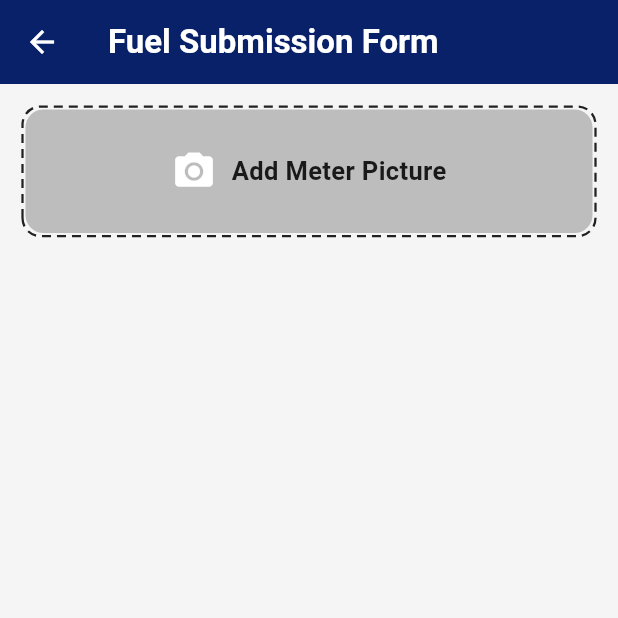
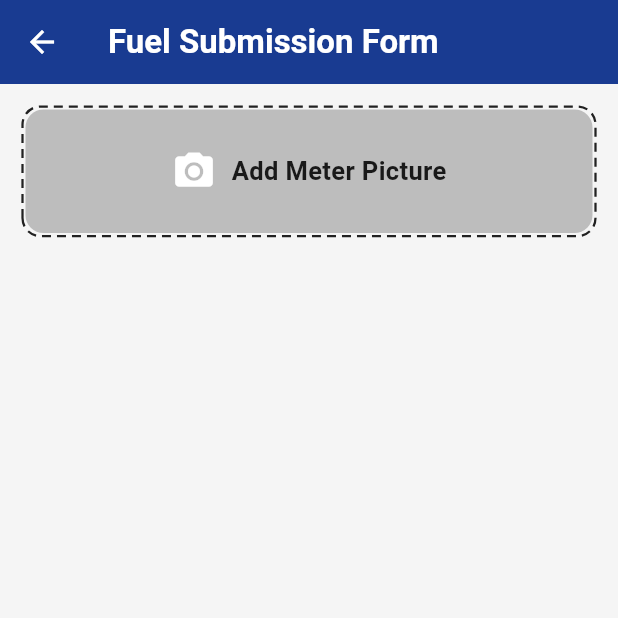
Before and after one commit to Ismailakram300/suthra_punjab_app, a Flutter app: the FuelEntrySubmissionForm screen opened directly, on a phone screen of 412 x 824 dp, the top half of it. Run offline on Flutter 3.47's test engine with Material 3 defaults, Android fonts, the phone set to English and light mode, and no system bars; drawn by our look-alikes of dotted_border; our stand-ins replace cloud_firestore, firebase_auth, firebase_core, firebase_database, geolocator, get and 6 more; missing offline and left inert: flutter_background_service, flutter_background_service_android; accounts and stored records are empty.

Commit message:
First chnages

```diff
--- a/lib/constants/colors.dart
+++ b/lib/constants/colors.dart
@@ -2,7 +2,7 @@ import 'dart:ui';
 
 class AppColors{
 
-  static final Color primary = Color(0xFF092168);
+  static final Color primary = Color(0xFF193B91);
   static const Color secondary = Color(0xADF2F3FF);
 
 
```
